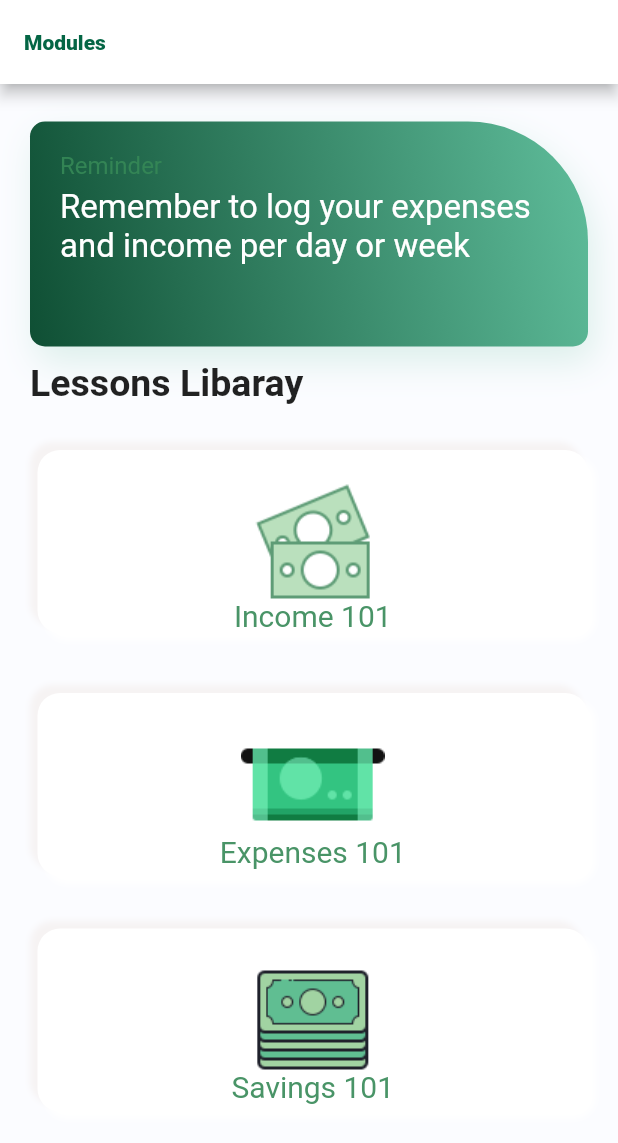
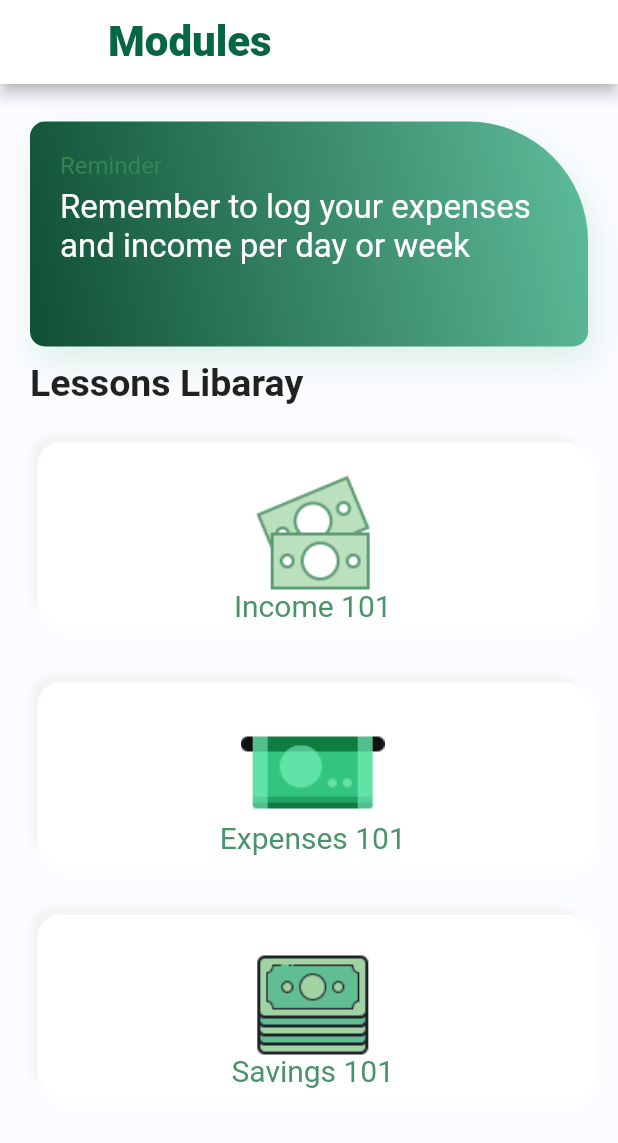
Before and after one commit to AfaqAnwar/money-manager, a Flutter app: the ModulePage screen opened directly, on a phone screen of 412 x 824 dp. Shown: the top 1143 px of the screen. Run offline on Flutter 3.47's test engine with Material 2 defaults, Android fonts, the phone set to English and light mode, and no system bars; our stand-ins replace cloud_firestore, date_format, firebase_auth, firebase_core, firebase_database, google_fonts; missing offline and left inert: loop_page_view, simple_form_builder, survey_kit, xen_popup_card; accounts and stored records are empty.

Commit message:
Organized Project & Fixed Module Page Loading

```diff
--- a/lib/auth/auth_page.dart
+++ b/lib/auth/auth_page.dart
@@ -1,6 +1,6 @@
 import 'package:flutter/material.dart';
-import 'package:moneymanager/pages/login_page.dart';
-import 'package:moneymanager/pages/register_page.dart';
+import 'package:moneymanager/pages/registration_signup/login_page.dart';
+import 'package:moneymanager/pages/registration_signup/register_page.dart';
 
 // Controlls if Login or Registration Page is Visible.
 class AuthPage extends StatefulWidget {
--- a/lib/pages/quiz_page.dart
+++ b/lib/pages/helpers/quiz_page.dart
@@ -1,9 +1,9 @@
 // ignore_for_file: prefer_const_literals_to_create_immutables, no_leading_underscores_for_local_identifiers
 
 import 'package:flutter/material.dart';
-import 'package:moneymanager/colors.dart' as colors;
-import 'package:moneymanager/module_items.dart';
-import 'package:moneymanager/pages/lesson_goal_page.dart';
+import 'package:moneymanager/utils/colors.dart' as colors;
+import 'package:moneymanager/data/module_items.dart';
+import 'package:moneymanager/pages/helpers/lesson_goal_page.dart';
 
 class QuizPage extends StatefulWidget {
   // index of the module they selected
--- a/lib/pages/module_page.dart
+++ /dev/null
@@ -1,281 +0,0 @@
-// ignore_for_file: prefer_const_constructors, prefer_const_literals_to_create_immutables, unused_import, prefer_typing_uninitialized_variables, unused_field
-import 'dart:convert';
-
-import 'package:firebase_database/firebase_database.dart';
-import 'package:flutter/material.dart';
-import 'package:flutter/services.dart';
-import 'package:moneymanager/colors.dart' as color;
-import 'package:moneymanager/module_items.dart';
-import 'package:moneymanager/pages/lesson_goal_page.dart';
-import 'package:moneymanager/pages/lesson_page.dart';
-
-class ModulePage extends StatefulWidget {
-  const ModulePage({Key? key}) : super(key: key);
-
-  @override
-  State<ModulePage> createState() => _ModulePageState();
-}
-
-class _ModulePageState extends State<ModulePage> {
-  List moduleItems = [];
-
-  Future<void> readJson() async {
-    WidgetsFlutterBinding.ensureInitialized();
-    final String response =
-        await rootBundle.loadString('assets/data/lessons.json');
-    final data = await json.decode(response);
-    setState(() {
-      moduleItems = data["Modules"];
-    });
-    //print(moduleItems[1]['question1']['choices'][0]);
-  }
-
-  @override
-  void initState() {
-    super.initState();
-    readJson();
-  }
-
-  Widget progressBar(BuildContext context) {
-    return Container(
-      width: MediaQuery.of(context).size.width,
-      height: 150,
-      decoration: BoxDecoration(
-          gradient: LinearGradient(colors: [
-            color.AppColor.gradientFirst,
-            color.AppColor.gradientSecond
-          ], begin: Alignment.bottomLeft, end: Alignment.centerRight),
-          borderRadius: BorderRadius.only(
-              topLeft: Radius.circular(10),
-              bottomLeft: Radius.circular(10),
-              bottomRight: Radius.circular(10),
-              topRight: Radius.circular(80)),
-          boxShadow: [
-            BoxShadow(
-                offset: Offset(4, 10),
-                blurRadius: 20,
-                color: color.AppColor.gradientSecond.withOpacity(0.2))
-          ]),
-    );
-  }
-
-// UI Design
-  @override
-  Widget build(BuildContext context) {
-    return Scaffold(
-      appBar: AppBar(
-        title: const Text('Modules'),
-        backgroundColor: Colors.white,
-        titleTextStyle: TextStyle(
-            color: color.AppColor.homepageTitle,
-            fontSize: 28R,
-            fontWeight: FontWeight.w800),
-      ),
-      // backgrond color of the UI
-      backgroundColor: color.AppColor.homepageBackground,
-      body: Container(
-        // use paddding to move the containter down
-        padding:
-            const EdgeInsets.only(top: 15, bottom: 35, left: 20, right: 20),
-        child: Column(
-          children: [
-            Row(
-              children: [
-                // Lesson Module App
-              ],
-            ),
-            SizedBox(
-              height: 10,
-            ),
-            // Progress Bar
-            Container(
-              width: MediaQuery.of(context).size.width,
-              height: 150,
-              decoration: BoxDecoration(
-                  gradient: LinearGradient(colors: [
-                    color.AppColor.gradientFirst,
-                    color.AppColor.gradientSecond
-                  ], begin: Alignment.bottomLeft, end: Alignment.centerRight),
-                  borderRadius: BorderRadius.only(
-                      topLeft: Radius.circular(10),
-                      bottomLeft: Radius.circular(10),
-                      bottomRight: Radius.circular(10),
-                      topRight: Radius.circular(80)),
-                  boxShadow: [
-                    BoxShadow(
-                        offset: Offset(4, 10),
-                        blurRadius: 20,
-                        color: color.AppColor.gradientSecond.withOpacity(0.2))
-                  ]),
-              child: Container(
-                padding: const EdgeInsets.only(left: 20, top: 20),
-                child: Column(
-                  crossAxisAlignment: CrossAxisAlignment.start,
-                  children: [
-                    Text(
-                      "Reminder",
-                      style: TextStyle(
-                          fontSize: 16,
-                          color: color.AppColor.homepagesecondTitle),
-                    ),
-                    SizedBox(
-                      height: 5,
-                    ),
-                    Text(
-                      "Remember to log your expenses and income per day or week",
-                      style: TextStyle(fontSize: 22, color: Colors.white),
-                    )
-                  ],
-                ),
-              ),
-            ),
-            // UI for the three types of Modules
-            Container(
-              padding: const EdgeInsets.only(top: 10, bottom: 10),
-              child: Row(
-                children: [
-                  Text(
-                    "Lessons Libaray",
-                    textAlign: TextAlign.center,
-                    style: TextStyle(fontSize: 25, fontWeight: FontWeight.w600),
-                  )
-                ],
-              ),
-            ),
-            // UI for the lessons
-            Column(
-              children: [
-                InkWell(
-                  child: Container(
-                    width: 385,
-                    height: 122,
-                    margin: EdgeInsets.only(left: 5, bottom: 20, top: 20),
-                    // show an image for each module
-                    decoration: BoxDecoration(
-                        color: Colors.white,
-                        borderRadius: BorderRadius.circular(15),
-                        image: DecorationImage(
-                            image: AssetImage("assets/images/income.png")),
-                        boxShadow: [
-                          BoxShadow(
-                              blurRadius: 3,
-                              offset: Offset(5, 5),
-                              color: Colors.white),
-                          BoxShadow(
-                              blurRadius: 3,
-                              offset: Offset(-5, -5),
-                              color: Color.fromARGB(255, 246, 243, 243)),
-                        ]),
-                    child: Center(
-                      child: Align(
-                        alignment: Alignment.bottomCenter,
-                        child: Text(
-                          moduleItems[0]["courseName"],
-                          style: TextStyle(
-                              fontSize: 20,
-                              color: color.AppColor.homepagesecondTitle),
-                        ),
-                      ),
-                    ),
-                  ),
-                  onTap: () {
-                    Navigator.push(
-                        context,
-                        MaterialPageRoute(
-                            builder: (context) =>
-                                GoalPage(moduleItems: moduleItems, index: 0)));
-                  },
-                ),
-                InkWell(
-                  child: Container(
-                    width: 385,
-                    height: 122,
-                    margin: EdgeInsets.only(left: 5, bottom: 15, top: 20),
-                    padding: EdgeInsets.only(bottom: 5),
-                    // show an image for each module
-                    decoration: BoxDecoration(
-                        color: Colors.white,
-                        borderRadius: BorderRadius.circular(15),
-                        image: DecorationImage(
-                            image: AssetImage("assets/images/expenses.png")),
-                        boxShadow: [
-                          BoxShadow(
-                              blurRadius: 3,
-                              offset: Offset(5, 5),
-                              color: Colors.white),
-                          BoxShadow(
-                              blurRadius: 3,
-                              offset: Offset(-5, -5),
-                              color: Color.fromARGB(255, 246, 243, 243)),
-                        ]),
-                    child: Center(
-                      child: Align(
-                        alignment: Alignment.bottomCenter,
-                        child: Text(
-                          moduleItems[1]["courseName"],
-                          style: TextStyle(
-                              fontSize: 20,
-                              color: color.AppColor.homepagesecondTitle),
-                        ),
-                      ),
-                    ),
-                  ),
-                  onTap: () {
-                    Navigator.push(
-                        context,
-                        MaterialPageRoute(
-                            builder: (context) =>
-                                GoalPage(moduleItems: moduleItems, index: 1)));
-                  },
-                ),
-                InkWell(
-                  child: Container(
-                    width: 385,
-                    height: 122,
-                    margin: EdgeInsets.only(left: 5, bottom: 15, top: 20),
-                    padding: EdgeInsets.only(bottom: 5),
-                    // show an image for each module
-                    decoration: BoxDecoration(
-                        color: Colors.white,
-                        borderRadius: BorderRadius.circular(15),
-                        image: DecorationImage(
-                            image: AssetImage("assets/images/savings.png")),
-                        boxShadow: [
-                          BoxShadow(
-                              blurRadius: 3,
-                              offset: Offset(5, 5),
-                              color: Colors.white),
-                          BoxShadow(
-                              blurRadius: 3,
-                              offset: Offset(-5, -5),
-                              color: Color.fromARGB(255, 246, 243, 243)),
-                        ]),
-                    child: Center(
-                      child: Align(
-                        alignment: Alignment.bottomCenter,
-                        child: Text(
-                          moduleItems[2]["courseName"],
-                          style: TextStyle(
-                              fontSize: 20,
-                              color: color.AppColor.homepagesecondTitle),
-                        ),
-                      ),
-                    ),
-                  ),
-                  onTap: () {
-                    Navigator.push(
-                        context,
-                        MaterialPageRoute(
-                            builder: (context) =>
-                                GoalPage(moduleItems: moduleItems, index: 2)));
-                  },
-                ),
-              ],
-            ),
-          ],
-        ),
-      ),
-    );
-    // return scaffold
-  }
-}
--- a/lib/pages/login_page.dart
+++ b/lib/pages/registration_signup/login_page.dart
@@ -1,7 +1,7 @@
 import 'package:firebase_auth/firebase_auth.dart';
 import 'package:flutter/material.dart';
 import 'package:google_fonts/google_fonts.dart';
-import 'package:moneymanager/pages/forgot_password_page.dart';
+import 'package:moneymanager/pages/registration_signup/forgot_password_page.dart';
 
 // Login Page
 class LoginPage extends StatefulWidget {
--- /dev/null
+++ b/lib/pages/tabs/module_page_tab.dart
@@ -0,0 +1,298 @@
+// ignore_for_file: prefer_const_constructors, prefer_const_literals_to_create_immutables, unused_import, prefer_typing_uninitialized_variables, unused_field
+import 'dart:convert';
+
+import 'package:firebase_database/firebase_database.dart';
+import 'package:flutter/material.dart';
+import 'package:flutter/services.dart';
+import 'package:moneymanager/utils/colors.dart' as color;
+import 'package:moneymanager/data/module_items.dart';
+import 'package:moneymanager/pages/helpers/lesson_goal_page.dart';
+import 'package:moneymanager/pages/helpers/lesson_page.dart';
+
+class ModulePage extends StatefulWidget {
+  const ModulePage({Key? key}) : super(key: key);
+
+  @override
+  State<ModulePage> createState() => _ModulePageState();
+}
+
+class _ModulePageState extends State<ModulePage> {
+  List moduleItems = [];
+
+  Future<void> readJson() async {
+    WidgetsFlutterBinding.ensureInitialized();
+    final String response =
+        await rootBundle.loadString('assets/data/lessons.json');
+    final data = await json.decode(response);
+    moduleItems = data["Modules"];
+  }
+
+  @override
+  void initState() {}
+
+  Future waitForJson() async {
+    await readJson();
+    return true;
+  }
+
+  Widget progressBar(BuildContext context) {
+    final size = MediaQuery.of(context).size.width;
+    return Container(
+      width: size,
+      height: 150,
+      decoration: BoxDecoration(
+          gradient: LinearGradient(colors: [
+            color.AppColor.gradientFirst,
+            color.AppColor.gradientSecond
+          ], begin: Alignment.bottomLeft, end: Alignment.centerRight),
+          borderRadius: BorderRadius.only(
+              topLeft: Radius.circular(10),
+              bottomLeft: Radius.circular(10),
+              bottomRight: Radius.circular(10),
+              topRight: Radius.circular(80)),
+          boxShadow: [
+            BoxShadow(
+                offset: Offset(4, 10),
+                blurRadius: 20,
+                color: color.AppColor.gradientSecond.withOpacity(0.2))
+          ]),
+    );
+  }
+
+// UI Design
+  @override
+  Widget build(BuildContext context) {
+    return FutureBuilder(
+      future: waitForJson(),
+      builder: (BuildContext context, AsyncSnapshot<dynamic> snapshot) {
+        if (snapshot.hasData) {
+          return Scaffold(
+            appBar: AppBar(
+              title: const Text('Modules'),
+              backgroundColor: Colors.white,
+              titleTextStyle: TextStyle(
+                  color: color.AppColor.homepageTitle,
+                  fontSize: 28,
+                  fontWeight: FontWeight.w800),
+            ),
+            // backgrond color of the UI
+            backgroundColor: color.AppColor.homepageBackground,
+            body: Container(
+              // use paddding to move the containter down
+              padding: const EdgeInsets.only(
+                  top: 15, bottom: 35, left: 20, right: 20),
+              child: Column(
+                children: [
+                  Row(
+                    children: [
+                      // Lesson Module App
+                    ],
+                  ),
+                  SizedBox(
+                    height: 10,
+                  ),
+                  // Progress Bar
+                  Container(
+                    width: MediaQuery.of(context).size.width,
+                    height: 150,
+                    decoration: BoxDecoration(
+                        gradient: LinearGradient(
+                            colors: [
+                              color.AppColor.gradientFirst,
+                              color.AppColor.gradientSecond
+                            ],
+                            begin: Alignment.bottomLeft,
+                            end: Alignment.centerRight),
+                        borderRadius: BorderRadius.only(
+                            topLeft: Radius.circular(10),
+                            bottomLeft: Radius.circular(10),
+                            bottomRight: Radius.circular(10),
+                            topRight: Radius.circular(80)),
+                        boxShadow: [
+                          BoxShadow(
+                              offset: Offset(4, 10),
+                              blurRadius: 20,
+                              color: color.AppColor.gradientSecond
+                                  .withOpacity(0.2))
+                        ]),
+                    child: Container(
+                      padding: const EdgeInsets.only(left: 20, top: 20),
+                      child: Column(
+                        crossAxisAlignment: CrossAxisAlignment.start,
+                        children: [
+                          Text(
+                            "Reminder",
+                            style: TextStyle(
+                                fontSize: 16,
+                                color: color.AppColor.homepagesecondTitle),
+                          ),
+                          SizedBox(
+                            height: 5,
+                          ),
+                          Text(
+                            "Remember to log your expenses and income per day or week",
+                            style: TextStyle(fontSize: 22, color: Colors.white),
+                          )
+                        ],
+                      ),
+                    ),
+                  ),
+                  // UI for the three types of Modules
+                  Container(
+                    padding: const EdgeInsets.only(top: 10, bottom: 5),
+                    child: Row(
+                      children: [
+                        Text(
+                          "Lessons Libaray",
+                          textAlign: TextAlign.center,
+                          style: TextStyle(
+                              fontSize: 25, fontWeight: FontWeight.w600),
+                        )
+                      ],
+                    ),
+                  ),
+                  // UI for the lessons
+                  Column(
+                    children: [
+                      InkWell(
+                        child: Container(
+                          width: 385,
+                          height: 120,
+                          margin: EdgeInsets.only(left: 5, bottom: 20, top: 20),
+                          // show an image for each module
+                          decoration: BoxDecoration(
+                              color: Colors.white,
+                              borderRadius: BorderRadius.circular(15),
+                              image: DecorationImage(
+                                  image:
+                                      AssetImage("assets/images/income.png")),
+                              boxShadow: [
+                                BoxShadow(
+                                    blurRadius: 3,
+                                    offset: Offset(5, 5),
+                                    color: Colors.white),
+                                BoxShadow(
+                                    blurRadius: 3,
+                                    offset: Offset(-5, -5),
+                                    color: Color.fromARGB(255, 246, 243, 243)),
+                              ]),
+                          child: Center(
+                            child: Align(
+                              alignment: Alignment.bottomCenter,
+                              child: Text(
+                                moduleItems[0]["courseName"],
+                                style: TextStyle(
+                                    fontSize: 20,
+                                    color: color.AppColor.homepagesecondTitle),
+                              ),
+                            ),
+                          ),
+                        ),
+                        onTap: () {
+                          Navigator.push(
+                              context,
+                              MaterialPageRoute(
+                                  builder: (context) => GoalPage(
+                                      moduleItems: moduleItems, index: 0)));
+                        },
+                      ),
+                      InkWell(
+                        child: Container(
+                          width: 385,
+                          height: 120,
+                          margin: EdgeInsets.only(left: 5, bottom: 15, top: 20),
+                          padding: EdgeInsets.only(bottom: 5),
+                          // show an image for each module
+                          decoration: BoxDecoration(
+                              color: Colors.white,
+                              borderRadius: BorderRadius.circular(15),
+                              image: DecorationImage(
+                                  image:
+                                      AssetImage("assets/images/expenses.png")),
+                              boxShadow: [
+                                BoxShadow(
+                                    blurRadius: 3,
+                                    offset: Offset(5, 5),
+                                    color: Colors.white),
+                                BoxShadow(
+                                    blurRadius: 3,
+                                    offset: Offset(-5, -5),
+                                    color: Color.fromARGB(255, 246, 243, 243)),
+                              ]),
+                          child: Center(
+                            child: Align(
+                              alignment: Alignment.bottomCenter,
+                              child: Text(
+                                moduleItems[1]["courseName"],
+                                style: TextStyle(
+                                    fontSize: 20,
+                                    color: color.AppColor.homepagesecondTitle),
+                              ),
+                            ),
+                          ),
+                        ),
+                        onTap: () {
+                          Navigator.push(
+                              context,
+                              MaterialPageRoute(
+                                  builder: (context) => GoalPage(
+                                      moduleItems: moduleItems, index: 1)));
+                        },
+                      ),
+                      InkWell(
+                        child: Container(
+                          width: 385,
+                          height: 120,
+                          margin: EdgeInsets.only(left: 5, bottom: 15, top: 20),
+                          padding: EdgeInsets.only(bottom: 5),
+                          // show an image for each module
+                          decoration: BoxDecoration(
+                              color: Colors.white,
+                              borderRadius: BorderRadius.circular(15),
+                              image: DecorationImage(
+                                  image:
+                                      AssetImage("assets/images/savings.png")),
+                              boxShadow: [
+                                BoxShadow(
+                                    blurRadius: 3,
+                                    offset: Offset(5, 5),
+                                    color: Colors.white),
+                                BoxShadow(
+                                    blurRadius: 3,
+                                    offset: Offset(-5, -5),
+                                    color: Color.fromARGB(255, 246, 243, 243)),
+                              ]),
+                          child: Center(
+                            child: Align(
+                              alignment: Alignment.bottomCenter,
+                              child: Text(
+                                moduleItems[2]["courseName"],
+                                style: TextStyle(
+                                    fontSize: 20,
+                                    color: color.AppColor.homepagesecondTitle),
+                              ),
+                            ),
+                          ),
+                        ),
+                        onTap: () {
+                          Navigator.push(
+                              context,
+                              MaterialPageRoute(
+                                  builder: (context) => GoalPage(
+                                      moduleItems: moduleItems, index: 2)));
+                        },
+                      ),
+                    ],
+                  ),
+                ],
+              ),
+            ),
+          );
+        } else {
+          return const Center(child: CircularProgressIndicator());
+        }
+      },
+    );
+    // return scaffold
+  }
+}
```
Also changed, not shown: lib/main.dart (+2 -6 lines), lib/pages/helpers/lesson_goal_page.dart (renamed from lib/pages/lesson_page.dart, +23 -18 lines), lib/pages/helpers/lesson_page.dart (renamed from lib/pages/lesson_goal_page.dart, +18 -23 lines), lib/pages/home_page_host.dart (+5 -4 lines), lib/data/module_items.dart (renamed from lib/module_items.dart), lib/pages/registration_signup/forgot_password_page.dart (renamed from lib/pages/forgot_password_page.dart), lib/pages/registration_signup/register_page.dart (renamed from lib/pages/register_page.dart), lib/pages/registration_signup/survey.dart (renamed from lib/pages/survey.dart), lib/pages/tabs/home_page_tab.dart (renamed from lib/pages/home_page_tab.dart), lib/pages/tabs/profile_tab.dart (renamed from lib/pages/profile_tab.dart), lib/utils/colors.dart (renamed from lib/colors.dart).
